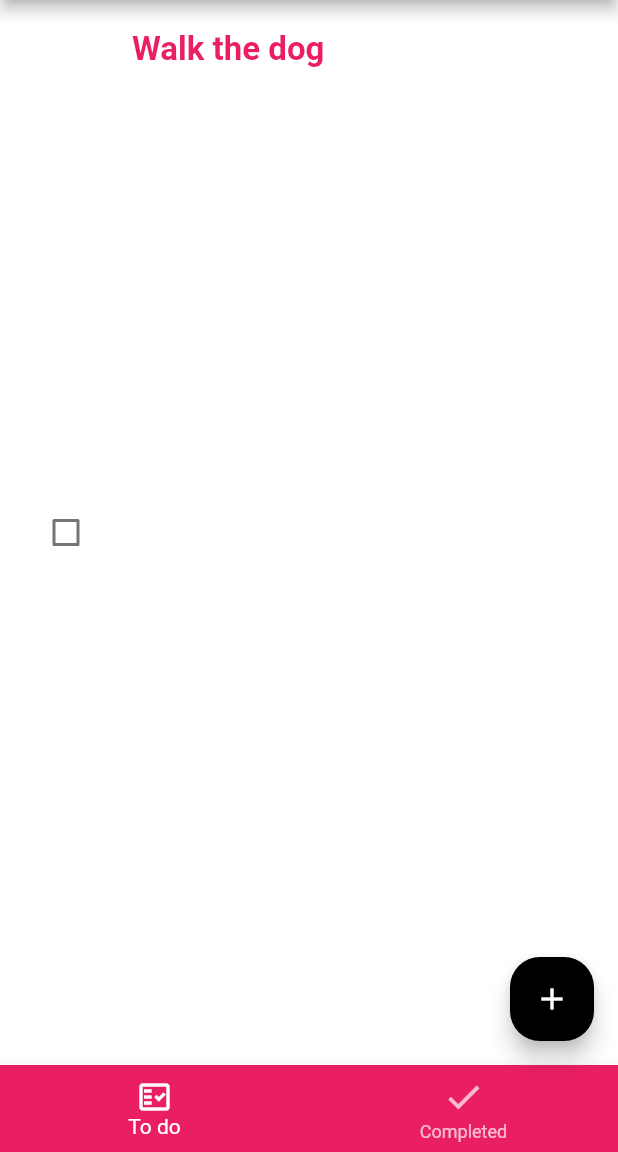
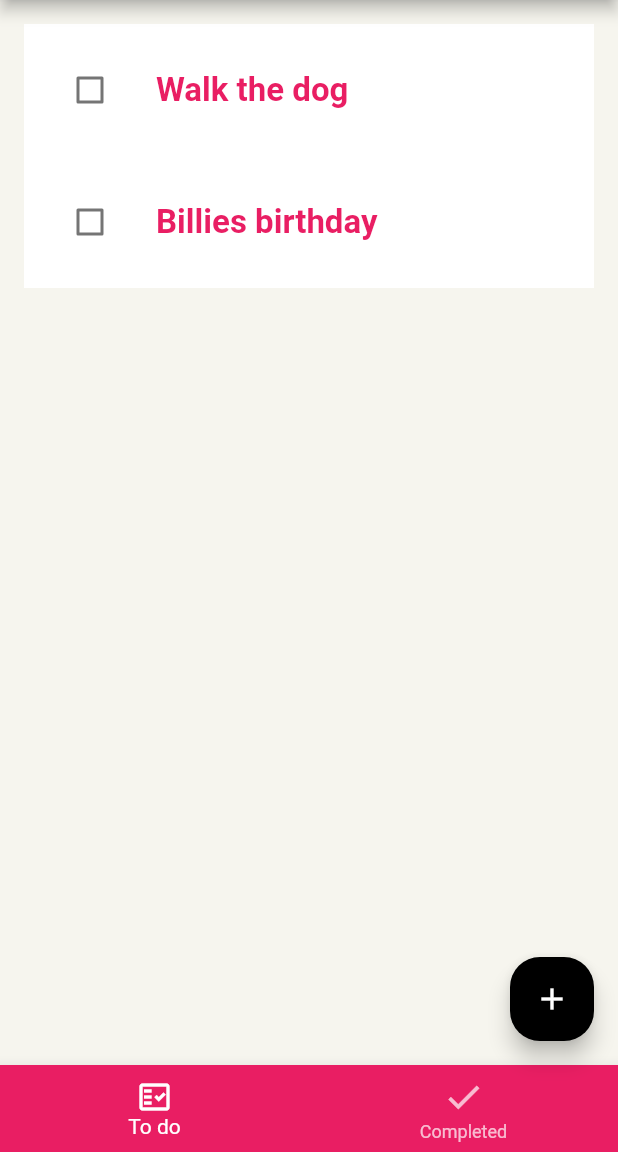
Before and after one commit to kylsnchz12/toDoList, a Flutter app: the screen it shows after launch, on a phone screen of 412 x 824 dp, the part 84-1236 px from its top. Run offline on Flutter 3.47's test engine with Material 2 defaults, Android fonts, the phone set to English and light mode, and no system bars; drawn by our look-alikes of flutter_slidable.

Commit message:
Implementing the list view builder for the todo list

```diff
--- a/todolist/lib/provider/todos.dart
+++ b/todolist/lib/provider/todos.dart
@@ -1,3 +1,12 @@
 import 'package:flutter/cupertino.dart';
 
-class TodosProvider extends ChangeNotifier {}
+import '../model/todo.dart';
+
+class TodosProvider extends ChangeNotifier {
+  final List<Todo> _todos = [
+    Todo(createdTime: DateTime.now(), title: 'Walk the dog'),
+    Todo(createdTime: DateTime.now(), title: 'Billies birthday')
+  ];
+
+  List<Todo> get todos => _todos.where((todo) => todo.isDone == false).toList();
+}
--- a/todolist/lib/widget/todo_list_widget.dart
+++ b/todolist/lib/widget/todo_list_widget.dart
@@ -1,7 +1,6 @@
 import 'package:flutter/material.dart';
 import 'package:provider/provider.dart';
-
-import '../model/todo.dart';
+import 'package:todolist/provider/todos.dart';
 import 'todo_widget.dart';
 
 class TodoListWidget extends StatelessWidget {
@@ -9,7 +8,16 @@ class TodoListWidget extends StatelessWidget {
 
   @override
   Widget build(BuildContext context) {
-    return TodoWidget(
-        todo: Todo(createdTime: DateTime.now(), title: 'Walk the dog'));
+    final provider = Provider.of<TodosProvider>(context);
+    final todos = provider.todos;
+
+    return ListView.builder(
+        physics: const BouncingScrollPhysics(),
+        padding: const EdgeInsets.all(16),
+        itemBuilder: (context, index) {
+          final todo = todos[index];
+          return TodoWidget(todo: todo);
+        },
+        itemCount: todos.length);
   }
 }
```
